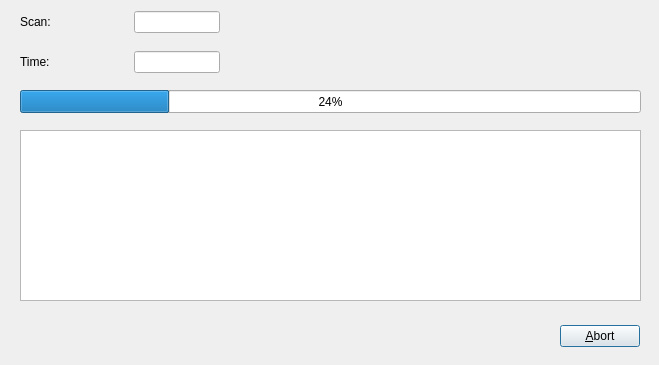
aardk/sfxc, file sfxc-gui/progress.ui: the form before one commit.
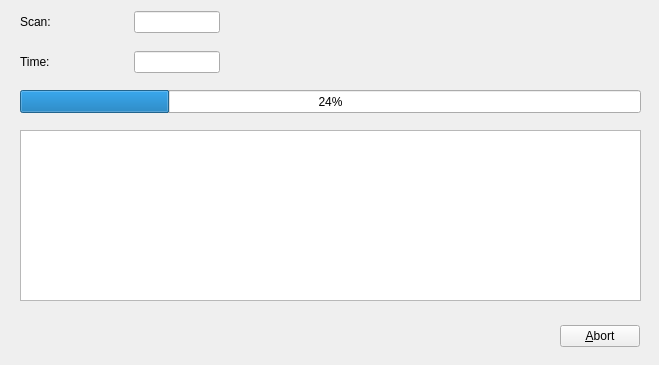
The form after the commit.

Commit message: Don't make the abort button the default button.

```diff
--- a/sfxc-gui/progress.ui
+++ b/sfxc-gui/progress.ui
@@ -156,10 +156,10 @@
        <string>Alt+A</string>
       </property>
       <property name="autoDefault">
-       <bool>true</bool>
+       <bool>false</bool>
       </property>
       <property name="default">
-       <bool>true</bool>
+       <bool>false</bool>
       </property>
      </widget>
     </item>
```
